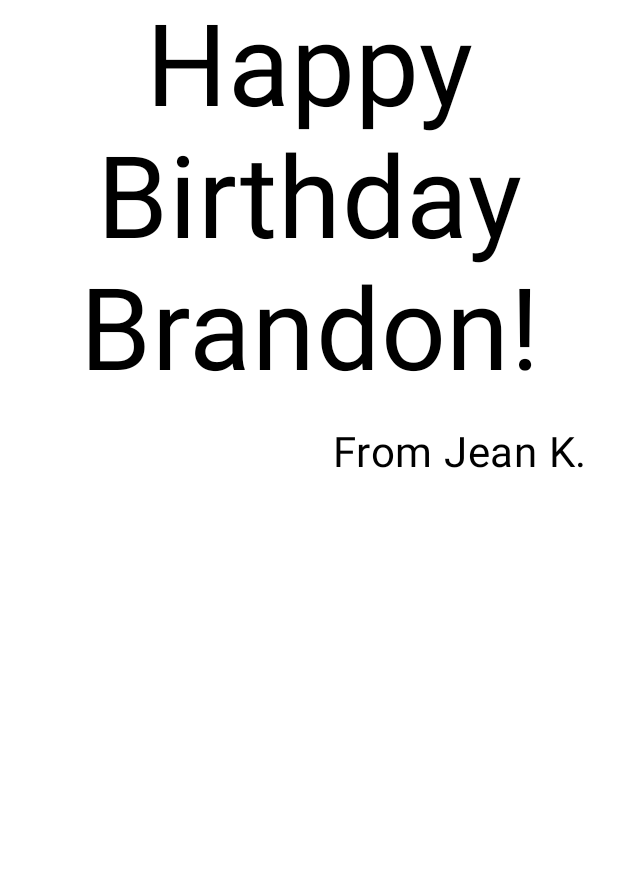
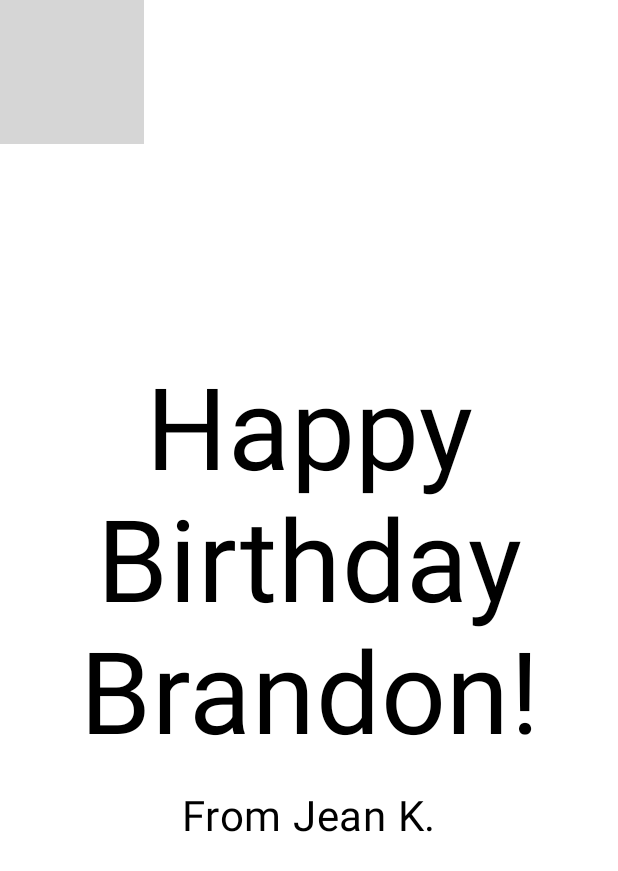
Before and after one commit to JeanCarlosSC/happy-birthday-app, an Android app built with Jetpack Compose: the @Preview function BirthdayCardPreview, on a phone screen of 412 x 824 dp. Shown: the top 871 px of the screen. Run offline under Robolectric (Android 15) with nearby library versions, the phone set to English and light mode, and no system bars; grey boxes are pictures that could not be loaded.

Commit message:
adding images

```diff
--- a/app/src/main/java/com/example/happybirthday/MainActivity.kt
+++ b/app/src/main/java/com/example/happybirthday/MainActivity.kt
@@ -3,7 +3,9 @@ package com.example.happybirthday
 import android.os.Bundle
 import androidx.activity.ComponentActivity
 import androidx.activity.compose.setContent
+import androidx.compose.foundation.Image
 import androidx.compose.foundation.layout.Arrangement
+import androidx.compose.foundation.layout.Box
 import androidx.compose.foundation.layout.Column
 import androidx.compose.foundation.layout.fillMaxSize
 import androidx.compose.foundation.layout.padding
@@ -13,6 +15,9 @@ import androidx.compose.material3.Text
 import androidx.compose.runtime.Composable
 import androidx.compose.ui.Alignment
 import androidx.compose.ui.Modifier
+import androidx.compose.ui.layout.ContentScale
+import androidx.compose.ui.res.painterResource
+import androidx.compose.ui.res.stringResource
 import androidx.compose.ui.text.style.TextAlign
 import androidx.compose.ui.tooling.preview.Preview
 import androidx.compose.ui.unit.dp
@@ -26,10 +31,12 @@ class MainActivity : ComponentActivity() {
             HappyBirthdayTheme {
                 // A surface container using the 'background' color from the theme
                 Surface(
-                    modifier = Modifier.fillMaxSize(),
                     color = MaterialTheme.colorScheme.background
                 ) {
-                    GreetingText(message = "Happy Birthday Brandon!", from = "From Jean K.")
+                    GreetingImage(
+                        message = stringResource(R.string.happy_birthday_text),
+                        from = stringResource(R.string.signature_text)
+                    )
                 }
             }
         }
@@ -53,15 +60,37 @@ fun GreetingText (message: String, from: String, modifier: Modifier = Modifier)
             fontSize = 28.sp,
             modifier = Modifier
                 .padding(20.dp)
-                .align(alignment = Alignment.End)
+                .align(alignment = Alignment.CenterHorizontally)
         )
     }
 }
 
-@Preview(showBackground = true, showSystemUi = true)
+@Composable
+fun GreetingImage(message: String, from: String, modifier: Modifier = Modifier) {
+    val image = painterResource(R.drawable.androidparty)
+    Box(modifier = modifier) {
+        Image(
+            painter = image,
+            contentDescription = null,
+            contentScale = ContentScale.Crop,
+            alpha = 0.5F
+        )
+        GreetingText(
+            message = message, from = from,
+            modifier = Modifier
+                .fillMaxSize()
+                .padding(8.dp)
+        )
+    }
+}
+
+@Preview(showBackground = false, showSystemUi = true)
 @Composable
 fun BirthdayCardPreview() {
     HappyBirthdayTheme {
-        GreetingText(message = "Happy Birthday Brandon!", from = "From Jean K.")
+        GreetingImage(
+            message = stringResource(R.string.happy_birthday_text),
+            from = stringResource(R.string.signature_text)
+        )
     }
 }
--- a/app/src/main/res/values/strings.xml
+++ b/app/src/main/res/values/strings.xml
@@ -1,3 +1,5 @@
 <resources>
     <string name="app_name">Happy Birthday</string>
+    <string name="happy_birthday_text">Happy Birthday Brandon!</string>
+    <string name="signature_text">From Jean K.</string>
 </resources>
```
